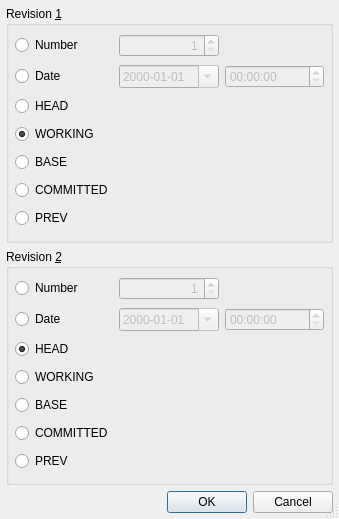
Above: Plugins/VcsPlugins/vcsSubversion/SvnRevisionSelectionDialog.ui from testmana2/test before the change. Below: the same form after it.
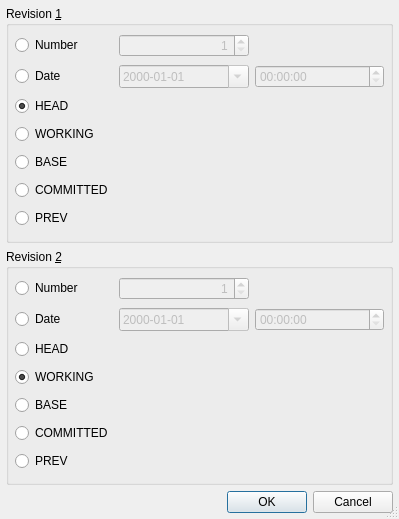
That is the form after the change.

The edit to the form file:
```diff
--- a/Plugins/VcsPlugins/vcsSubversion/SvnRevisionSelectionDialog.ui
+++ b/Plugins/VcsPlugins/vcsSubversion/SvnRevisionSelectionDialog.ui
@@ -1,11 +1,11 @@
 <ui version="4.0" >
  <class>SvnRevisionSelectionDialog</class>
- <widget class="QDialog" name="SvnRevisionSelectionDialog" >
-  <property name="geometry" >
+ <widget class="QDialog" name="SvnRevisionSelectionDialog">
+  <property name="geometry">
    <rect>
     <x>0</x>
     <y>0</y>
-    <width>339</width>
+    <width>399</width>
     <height>519</height>
    </rect>
   </property>
@@ -60,6 +60,9 @@
         <property name="text" >
          <string>HEAD</string>
         </property>
+        <property name="checked">
+         <bool>true</bool>
+        </property>
        </widget>
       </item>
       <item row="3" column="0" >
@@ -70,8 +73,8 @@
         <property name="text" >
          <string>WORKING</string>
         </property>
-        <property name="checked" >
-         <bool>true</bool>
+        <property name="checked">
+         <bool>false</bool>
         </property>
        </widget>
       </item>
@@ -206,8 +209,8 @@
         <property name="text" >
          <string>HEAD</string>
         </property>
-        <property name="checked" >
-         <bool>true</bool>
+        <property name="checked">
+         <bool>false</bool>
         </property>
        </widget>
       </item>
@@ -219,6 +222,9 @@
         <property name="text" >
          <string>WORKING</string>
         </property>
+        <property name="checked">
+         <bool>true</bool>
+        </property>
        </widget>
       </item>
       <item row="0" column="1" >
@@ -320,7 +326,7 @@
    </item>
   </layout>
  </widget>
- <layoutdefault spacing="6" margin="6" />
+ <layoutdefault spacing="6" margin="6"/>
  <pixmapfunction>qPixmapFromMimeSource</pixmapfunction>
  <tabstops>
   <tabstop>number1Button</tabstop>
```
Left out of the diff: 259 changed lines with no effect on the pictures.
